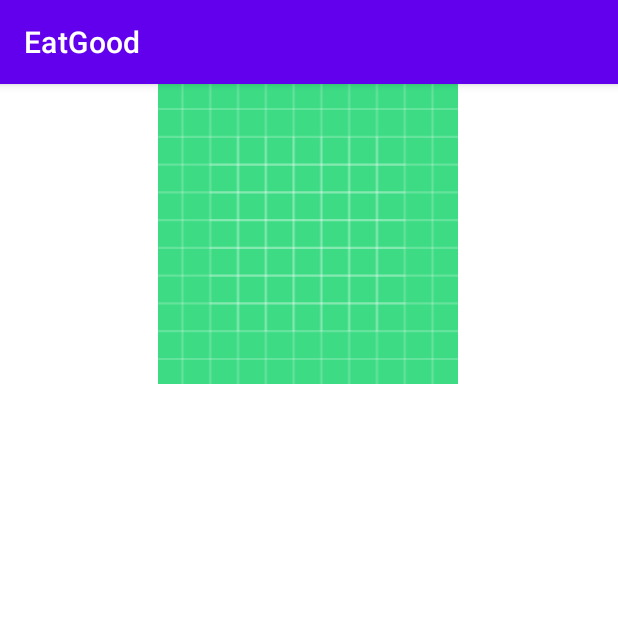
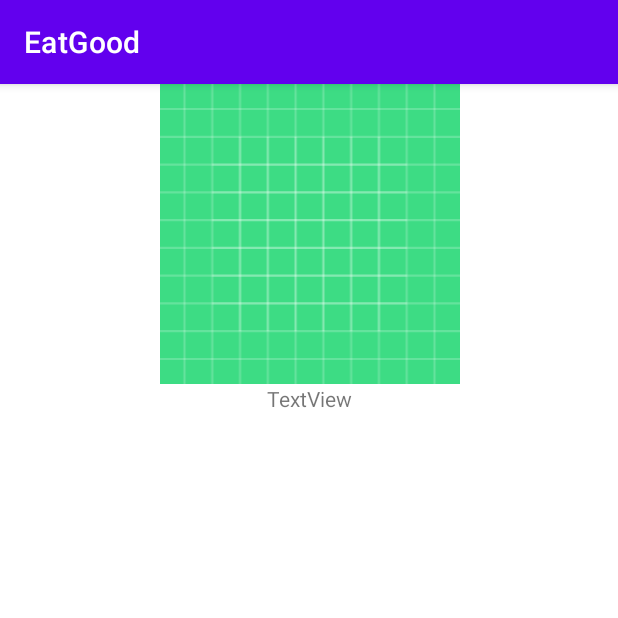
Before and after one commit to Mkefs/EatGood, an Android app: the RecetasFragmento screen opened directly, with no data from a screen before it, on a phone screen of 412 x 824 dp, the top half of it. Run offline under Robolectric (Android 15) with nearby library versions, the phone set to English and light mode, and no system bars; pictures from the network do not load.

Commit message:
Arreglé lo de carlos

```diff
--- a/app/src/main/res/layout/receta_vista.xml
+++ b/app/src/main/res/layout/receta_vista.xml
@@ -9,20 +9,24 @@
     <ImageView
         android:id="@+id/imgPlatilloPrueba"
         android:layout_width="410dp"
-        android:layout_height="200dp" />
+        android:layout_height="200dp"
+        app:layout_constraintBottom_toBottomOf="parent"
+        app:layout_constraintEnd_toEndOf="parent"
+        app:layout_constraintStart_toStartOf="parent"
+        app:layout_constraintTop_toTopOf="parent"
+        app:layout_constraintVertical_bias="0.0" />
 
     <TextView
         android:id="@+id/textView4"
-        android:layout_width="0dp"
-        android:layout_height="0dp"
-        android:layout_marginBottom="16dp"
+        android:layout_width="wrap_content"
+        android:layout_height="wrap_content"
+
         android:text="TextView"
         app:layout_constraintBottom_toBottomOf="parent"
-        app:layout_constraintEnd_toStartOf="@+id/imgPlatilloPrueba"
-        app:layout_constraintHorizontal_bias="0.0"
-        app:layout_constraintStart_toStartOf="@id/imgPlatilloPrueba"
+        app:layout_constraintEnd_toEndOf="parent"
+        app:layout_constraintStart_toStartOf="parent"
         app:layout_constraintTop_toBottomOf="@+id/imgPlatilloPrueba"
-        app:layout_constraintVertical_bias="0.079" />
+        app:layout_constraintVertical_bias="0.0" />
 
 
 </androidx.constraintlayout.widget.ConstraintLayout>
```
